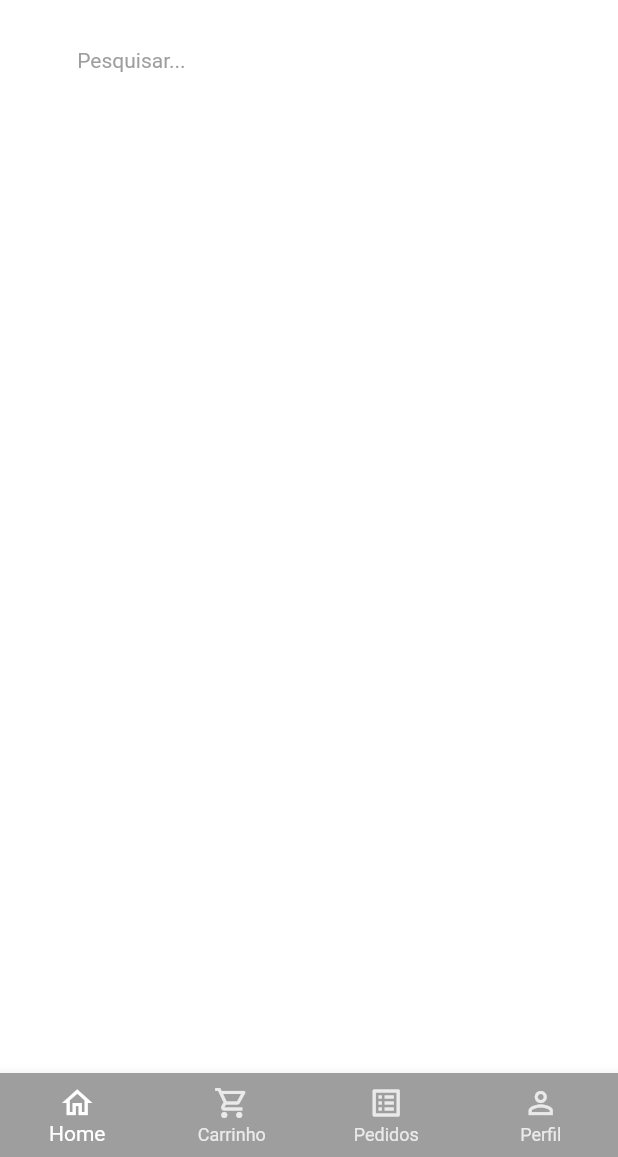
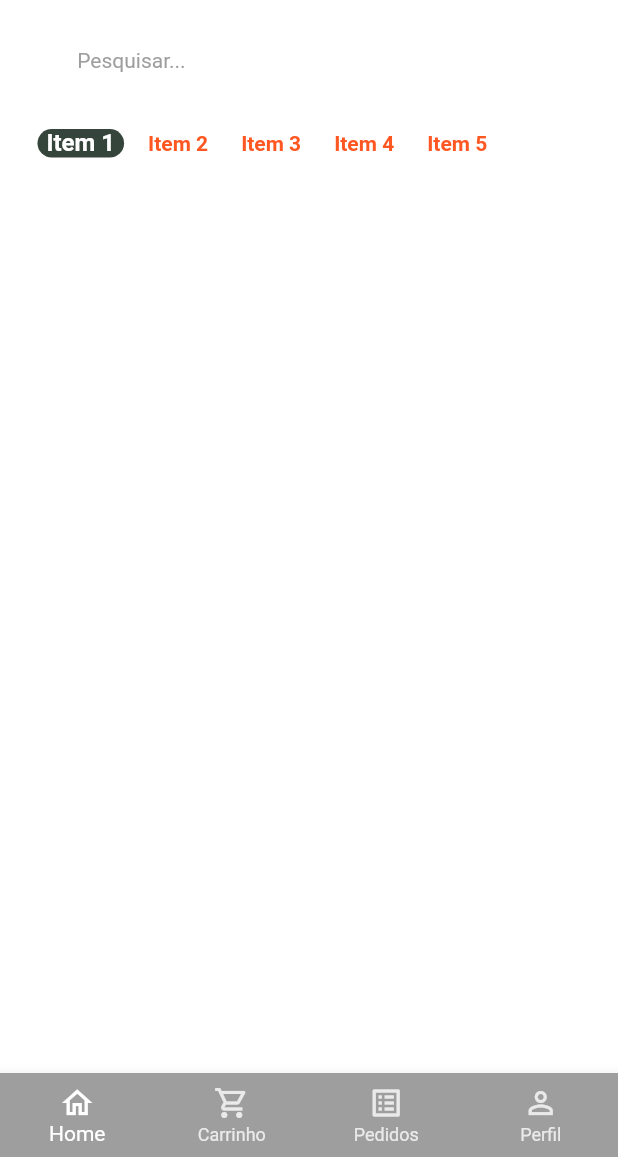
Before and after one commit to carlostoni/Flutter-Sales-App, a Flutter app: the screen it shows after launch, after a tap on "Entrar", on a phone screen of 412 x 824 dp, the part 79-1236 px from its top. Run offline on Flutter 3.47's test engine with Material 2 defaults, Android fonts, the light colour scheme and no system bars; drawn by our look-alikes of badges; our stand-ins replace animated_text_kit, mask_text_input_formatter.

Commit message:
update 0.5.5

```diff
--- a/lib/src/home/components/category_tile.dart
+++ b/lib/src/home/components/category_tile.dart
@@ -1,17 +1,42 @@
 import 'package:flutter/material.dart';
+import 'package:vendas/src/config/custom_colors.dart';
 
 class CategoryTile extends StatelessWidget {
   const CategoryTile({
     Key? key,
     required this.category,
     required this.isSelected,
+    required this.onPressed,
+
   }) : super(key: key);
 
   final String category;
   final bool isSelected;
+  final VoidCallback onPressed;
+
 
   @override
   Widget build(BuildContext context) {
-    return Container();
+    return GestureDetector(
+      onTap: onPressed,
+      child: Align(
+        alignment: Alignment.center,
+        child: Container(
+          padding: const EdgeInsets.symmetric(horizontal: 6),
+          decoration: BoxDecoration(
+            borderRadius: BorderRadius.circular(10),
+            color: isSelected ? CustomColors.customSwatchColor : Colors.transparent,
+          ),
+          child: Text(
+            category,
+            style: TextStyle(
+              color: isSelected ? Colors.white : CustomColors.customContrastColor,
+              fontWeight: FontWeight.bold,
+              fontSize: isSelected ? 16 : 14,
+            ),
+          ),
+        ),
+      ),
+    );
   }
 }
--- a/lib/src/home/home_tab.dart
+++ b/lib/src/home/home_tab.dart
@@ -3,9 +3,14 @@ import 'package:flutter/material.dart';
 import 'package:vendas/src/config/custom_colors.dart';
 import 'package:vendas/src/home/components/category_tile.dart';
 
-class HomeTab extends StatelessWidget {
+class HomeTab extends StatefulWidget {
   HomeTab({Key? key}) : super(key: key);
 
+  @override
+  _HomeTabState createState() => _HomeTabState();
+}
+
+class _HomeTabState extends State<HomeTab> {
   List<String> categories = [
     'Item 1',
     'Item 2',
@@ -13,6 +18,8 @@ class HomeTab extends StatelessWidget {
     'Item 4',
     'Item 5',
   ];
+
+  String selectedCategory = 'Item 1';
 
   @override
   Widget build(BuildContext context) {
@@ -108,14 +115,21 @@ class HomeTab extends StatelessWidget {
             ),
           ),
           //Categorias
-          SizedBox(
+          Container(
+            padding: const EdgeInsets.only(left: 25),
             height: 40,
             child: ListView.separated(
               scrollDirection: Axis.horizontal,
               itemBuilder: (_, index) {
                 return CategoryTile(
+                  onPressed: () {
+                    setState((){
+                      selectedCategory = categories[index];
+                    });
+
+                  },
                   category: categories[index],
-                  isSelected: false,
+                  isSelected: categories[index] == selectedCategory,
                 );
               },
               separatorBuilder: (_, index) => const SizedBox(width: 10),
```
